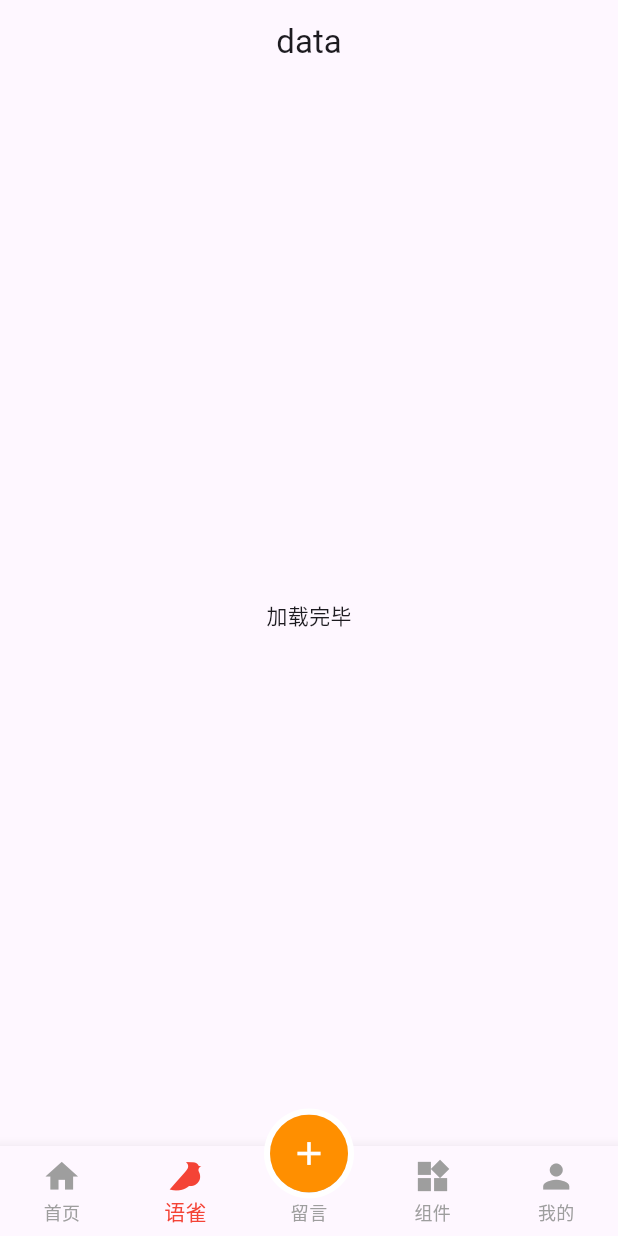
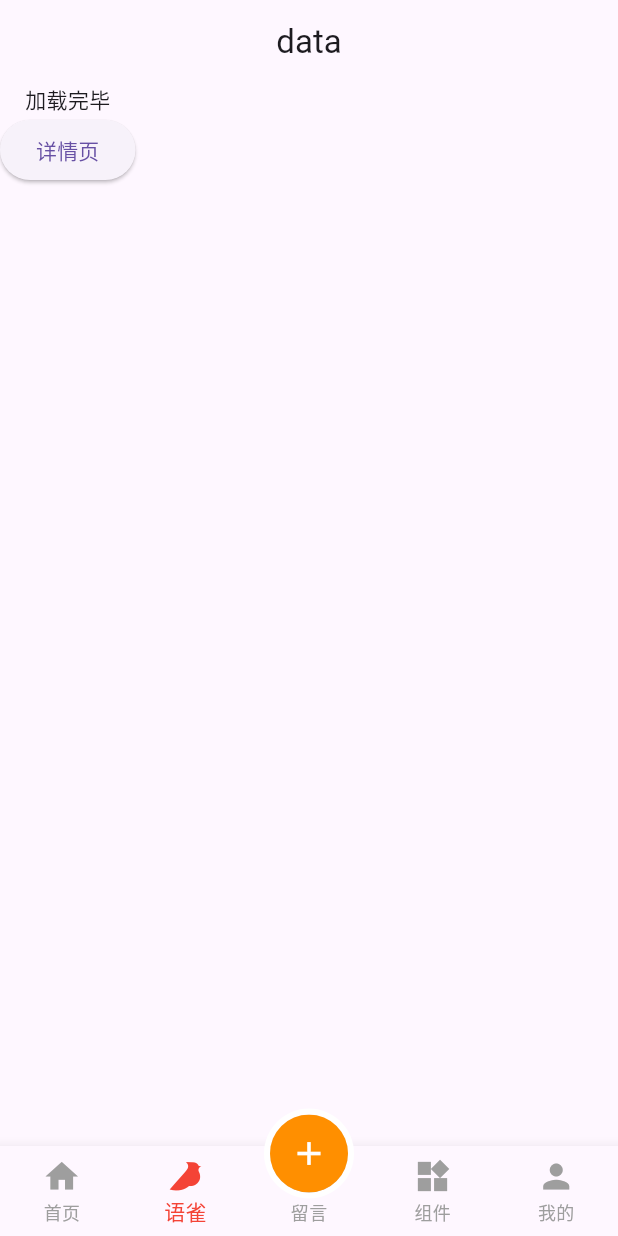
Before and after one commit to hutaoao/flutter_gallery, a Flutter app: the LayoutWidget screen opened by its route, item 2 of the bottom bar chosen, on a phone screen of 412 x 824 dp. Run offline on Flutter 3.47's test engine with Material 3 defaults, Android fonts, the phone set to English and light mode, and no system bars; our stand-ins replace connectivity_plus, dio, flutter_screenutil, get, go_router, shared_preferences and 1 more; accounts and stored records are empty; network calls fail.

Commit message:
feat: 路由传参

```diff
--- a/lib/pages/layout/yuque.dart
+++ b/lib/pages/yuque/yuque.dart
@@ -1,5 +1,6 @@
 import 'package:flutter/material.dart';
 import 'package:flutter_gallery/apis/user.dart';
+import 'package:go_router/go_router.dart';
 
 /// 语雀
 class YuQueWidget extends StatefulWidget {
@@ -33,8 +34,9 @@ class _YuQueWidgetState extends State<YuQueWidget> {
       appBar: AppBar(
         title: const Text('data'),
       ),
-      body: Center(
-        child: FutureBuilder(
+      body: Column(
+        children: [
+          FutureBuilder(
             future: getDatas(),
             builder: (BuildContext context, AsyncSnapshot snapshot) {
               if (snapshot.connectionState == ConnectionState.waiting) {
@@ -43,6 +45,13 @@ class _YuQueWidgetState extends State<YuQueWidget> {
               return const Text('加载完毕');
             },
           ),
+          ElevatedButton(
+            onPressed: () {
+              context.push('/yuque-detail/hok4og');
+            },
+            child: const Text('详情页'),
+          )
+        ],
       ),
     );
   }
--- a/lib/routers/names.dart
+++ b/lib/routers/names.dart
@@ -4,4 +4,6 @@
   static const login = '/login';
   /// 注册
   static const register = '/register';
+  /// 语雀详情页
+  static const yuQueDetail = 'yuque-detail/:slug';
  }
--- a/lib/routers/pages.dart
+++ b/lib/routers/pages.dart
@@ -11,6 +11,9 @@ import '../pages/layout/layout.dart';
 import '../pages/login/login.dart';
 import '../pages/login/register.dart';
 
+/// 语雀详情页
+import '../pages/yuque/detail.dart';
+
 class AppRouters {
   static final GoRouter routers = GoRouter(
     initialLocation: RouterNames.init,
@@ -18,6 +21,15 @@ class AppRouters {
       GoRoute(
         path: RouterNames.init,
         builder: (context, state) => const LayoutWidget(),
+        routes: <RouteBase>[
+          GoRoute(
+            path: RouterNames.yuQueDetail,
+            builder: (context, state) {
+              final String? slug = state.pathParameters['slug'];
+              return YuQueDetailWidget(slug: slug);
+            },
+          )
+        ],
       ),
       GoRoute(
         path: RouterNames.login,
--- a/pubspec.yaml
+++ b/pubspec.yaml
@@ -15,6 +15,7 @@ dependencies:
   get: ^4.6.6 # 状态管理 + 路由管理（新手不建议 忽略了很多flutter原始方法）
   provider: ^6.1.2 # 状态管理
   go_router: ^13.2.1 # 路由管理
+  webview_flutter: ^4.7.0 # webview
   cupertino_icons: ^1.0.6 # 苹果风格图标
   flutter_screenutil: ^5.9.0 # 适应屏幕和字体大小
   shared_preferences: ^2.2.2 # 本地存储
```
Also changed, not shown: lib/pages/layout/layout.dart (+5 -5 lines), lib/pages/yuque/detail.dart (added, +64 -0 lines), lib/pages/about/about.dart (renamed from lib/pages/layout/about.dart), lib/pages/component/component.dart (renamed from lib/pages/layout/component.dart), lib/pages/home/home.dart (renamed from lib/pages/layout/home.dart), lib/pages/publish/publish.dart (renamed from lib/pages/layout/publish.dart), pubspec.lock, 1 other file. Lines whose indentation alone changed are shown as unchanged.
